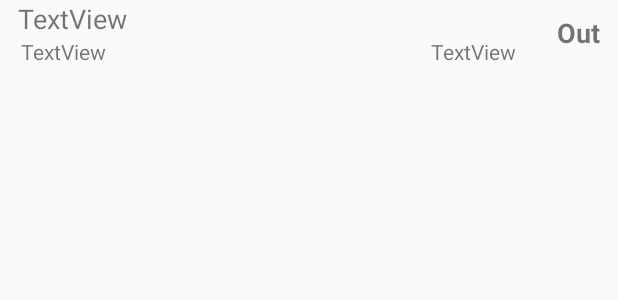
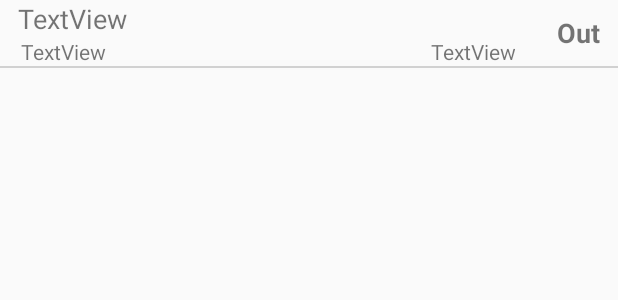
Before and after one commit to amiv-eth/amiv-checkin-app, an Android app: the layout list_item_member.xml on its own in the app's theme, with its tools: preview values and no code run, on a phone screen of 412 x 824 dp. Shown: the top 300 px of the screen. Run offline under Robolectric (Android 15) with nearby library versions, the phone set to English and light mode, and no system bars; network calls fail.

Commit message:
Version change and minor layout changes

```diff
--- a/app/build.gradle
+++ b/app/build.gradle
@@ -29,7 +29,7 @@ android {
         applicationId "ch.amiv.checkin"
         minSdkVersion 19
         targetSdkVersion 27
-        versionCode 2
+        versionCode 3
         versionName "1.1"
         multiDexEnabled true
         testInstrumentationRunner "android.support.test.runner.AndroidJUnitRunner"
--- a/app/src/main/res/layout/list_item_member.xml
+++ b/app/src/main/res/layout/list_item_member.xml
@@ -1,10 +1,22 @@
 <?xml version="1.0" encoding="utf-8"?>
 <!--This layout file describes a single item used in the member list view, the Custom list adapter tell the list view how to fill/map the data onto the ui defined here-->
+
+<android.support.constraint.ConstraintLayout xmlns:android="http://schemas.android.com/apk/res/android"
+    xmlns:app="http://schemas.android.com/apk/res-auto"
+    xmlns:tools="http://schemas.android.com/tools"
+    android:layout_width="match_parent"
+    android:layout_height="wrap_content"
+    android:orientation="horizontal"
+    android:visibility="visible">
 
     <LinearLayout xmlns:android="http://schemas.android.com/apk/res/android"
         android:layout_width="match_parent"
         android:layout_height="wrap_content"
-    android:orientation="horizontal">
+        android:orientation="horizontal"
+        app:layout_constraintBottom_toTopOf="@+id/dividerLine"
+        app:layout_constraintEnd_toEndOf="parent"
+        app:layout_constraintStart_toStartOf="parent"
+        app:layout_constraintTop_toTopOf="parent">
 
         <LinearLayout
             android:layout_width="match_parent"
@@ -63,3 +75,11 @@
             android:textSize="18sp"
             android:textStyle="bold" />
     </LinearLayout>
+
+    <View
+        android:id="@+id/dividerLine"
+        android:layout_width="match_parent"
+        android:layout_height="1dp"
+        android:background="@color/colorLightGrey"
+        app:layout_constraintBottom_toBottomOf="parent" />
+</android.support.constraint.ConstraintLayout>
--- a/app/src/main/res/values/colors.xml
+++ b/app/src/main/res/values/colors.xml
@@ -5,4 +5,5 @@
     <color name="colorAccent">#5D78C1</color>
     <color name="colorValid">#FF669900</color>
     <color name="colorInvalid">#FFCC0000</color>
+    <color name="colorLightGrey">#d1d1d1</color>
 </resources>
```
Also changed, not shown: app/src/main/res/layout/list_item_header.xml (+6 -1 lines), app/src/main/res/layout/list_item_stat.xml (+17 -0 lines). Lines whose indentation alone changed are shown as unchanged.
